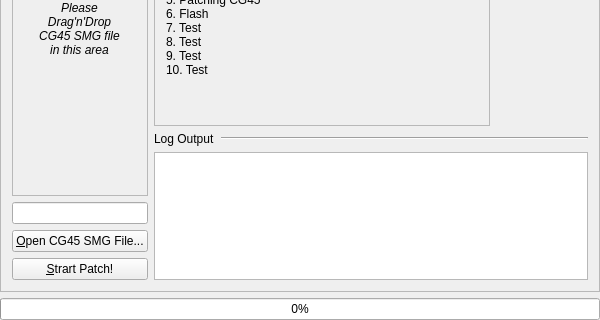
The window that Widget.ui (EXL/zUnlock-ZN5) describes before a commit, drawn with Qt 5; both pictures show x 0 to 600 and y 170 to 490 of the 600 by 490 pixel window.
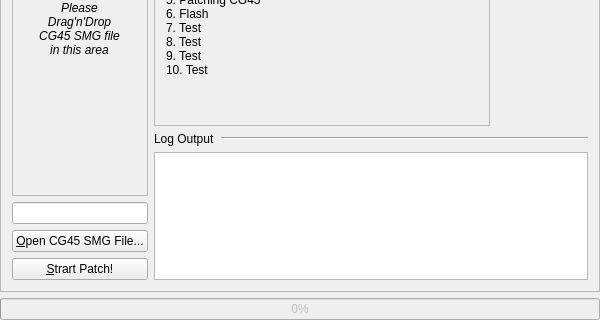
The same window after the commit. Icons and pictures are not drawn.

```diff
--- a/Widget.ui
+++ b/Widget.ui
@@ -266,6 +266,9 @@
    </item>
    <item>
     <widget class="QProgressBar" name="progressBar">
+     <property name="enabled">
+      <bool>false</bool>
+     </property>
      <property name="value">
       <number>0</number>
      </property>
```
Left out of the diff: 6 changed lines with no effect on the pictures.
